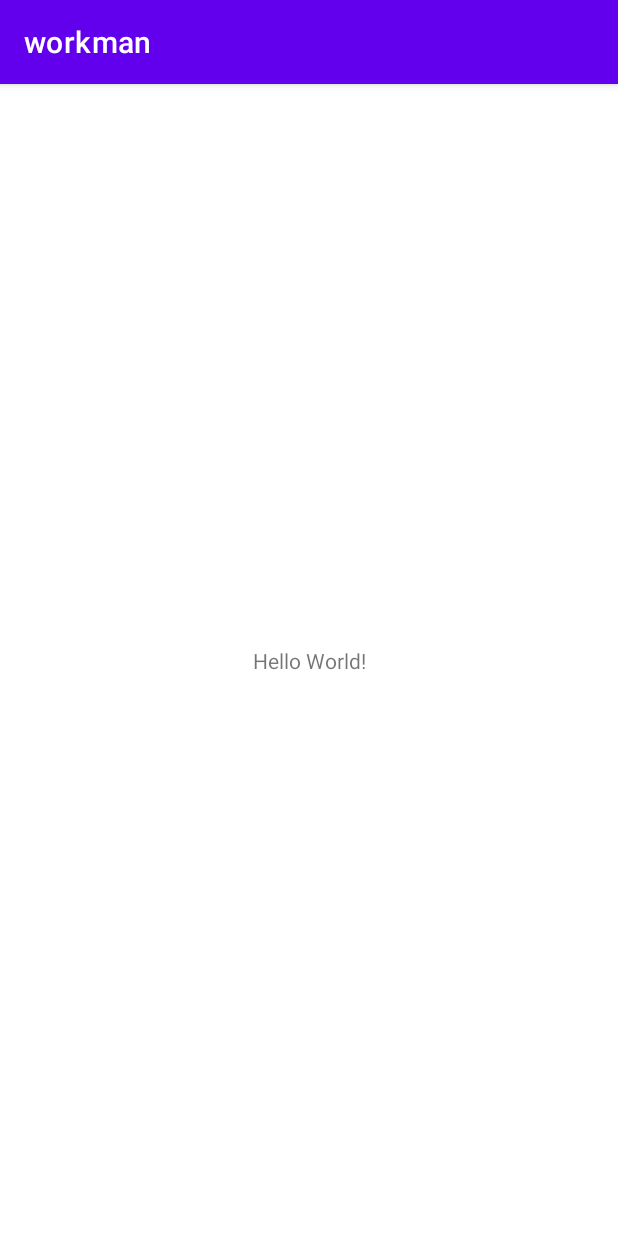
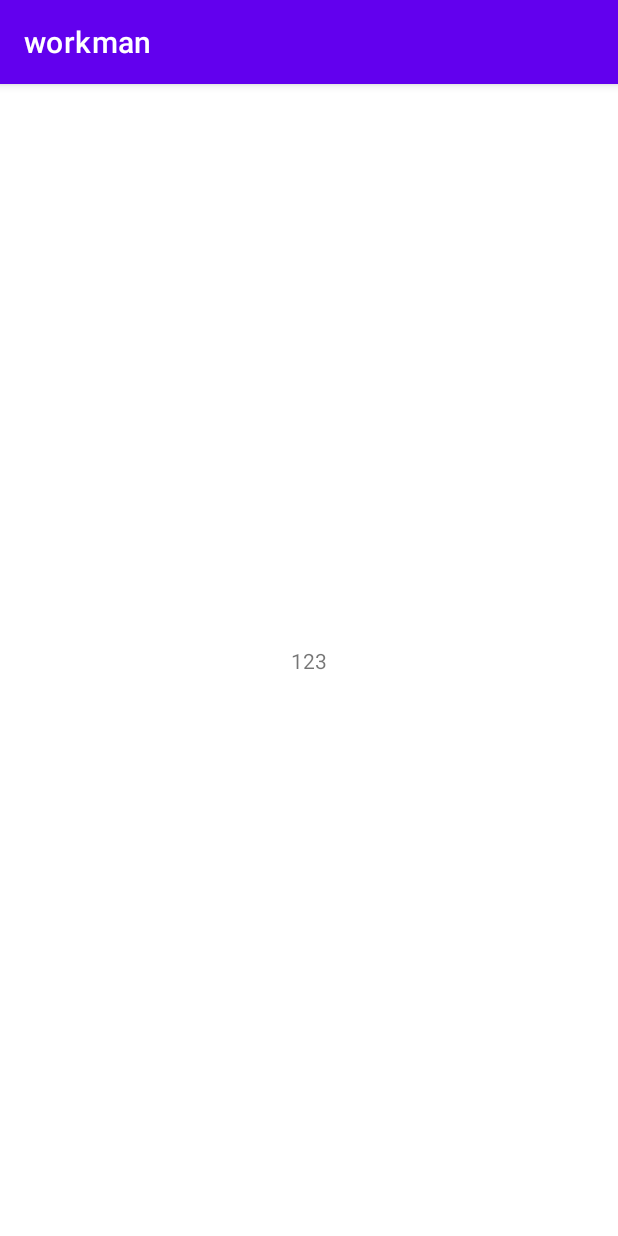
Before and after one commit to wenvelope/WorkManagerDemo, an Android app: the screen it shows after launch (MainActivity), on a phone screen of 412 x 824 dp. Run offline under Robolectric (Android 15) with nearby library versions, the phone set to English and light mode, and no system bars; our stand-ins replace data binding; 3 statements that could not run were skipped.

Commit message:
初步使用 延迟五秒刷新页面数据

```diff
--- a/app/src/main/java/com/wuhongru/workman/MainActivity.kt
+++ b/app/src/main/java/com/wuhongru/workman/MainActivity.kt
@@ -2,10 +2,39 @@ package com.wuhongru.workman
 
 import android.os.Bundle
 import androidx.appcompat.app.AppCompatActivity
+import androidx.databinding.DataBindingUtil
+import androidx.work.Data
+import androidx.work.OneTimeWorkRequestBuilder
+import androidx.work.WorkInfo
+import androidx.work.WorkManager
+import com.wuhongru.workman.databinding.ActivityMainBinding
+import java.util.concurrent.TimeUnit
 
 class MainActivity : AppCompatActivity() {
+    private lateinit var mBinding: ActivityMainBinding
     override fun onCreate(savedInstanceState: Bundle?) {
         super.onCreate(savedInstanceState)
-        setContentView(R.layout.activity_main)
+
+        mBinding = DataBindingUtil.setContentView(this, R.layout.activity_main)
+        val inputData = Data.Builder().apply {
+            putString("wuhongru", "123")
+        }.build()
+
+        mBinding.name.text = "123"
+
+        val request = OneTimeWorkRequestBuilder<ChangeImageWorker>()
+            .setInitialDelay(5, TimeUnit.SECONDS)
+            .setInputData(inputData)
+            .build()
+
+        val workManager = WorkManager.getInstance(this)
+        workManager.enqueue(request)
+
+        workManager.getWorkInfoByIdLiveData(request.id).observe(this) {
+            if (it.state == WorkInfo.State.SUCCEEDED) {
+                val out = it.outputData.getString("out")
+                mBinding.name.text = out
+            }
+        }
     }
 }
--- a/app/src/main/res/layout/activity_main.xml
+++ b/app/src/main/res/layout/activity_main.xml
@@ -1,18 +1,26 @@
 <?xml version="1.0" encoding="utf-8"?>
-<androidx.constraintlayout.widget.ConstraintLayout xmlns:android="http://schemas.android.com/apk/res/android"
+<layout xmlns:android="http://schemas.android.com/apk/res/android"
     xmlns:app="http://schemas.android.com/apk/res-auto"
-    xmlns:tools="http://schemas.android.com/tools"
+    xmlns:tools="http://schemas.android.com/tools">
+
+    <data>
+
+    </data>
+
+    <androidx.constraintlayout.widget.ConstraintLayout
         android:layout_width="match_parent"
         android:layout_height="match_parent"
         tools:context=".MainActivity">
 
         <TextView
+            android:id="@+id/name"
             android:layout_width="wrap_content"
             android:layout_height="wrap_content"
-        android:text="Hello World!"
             app:layout_constraintBottom_toBottomOf="parent"
             app:layout_constraintEnd_toEndOf="parent"
             app:layout_constraintStart_toStartOf="parent"
             app:layout_constraintTop_toTopOf="parent" />
 
+
     </androidx.constraintlayout.widget.ConstraintLayout>
+</layout>
```
Also changed, not shown: app/build.gradle (+33 -0 lines), app/src/main/java/com/wuhongru/workman/ChangeImageWorker.kt (added, +22 -0 lines). Lines whose indentation alone changed are shown as unchanged.
